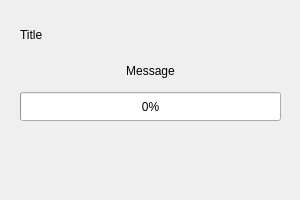
This is res/ui/progressbar_dialog.ui in purejiang/BlankTool as Qt 5 draws it before an edit. The edited form follows.
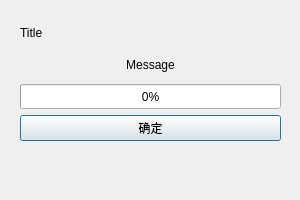
This is the edited form.

The edit to the form file:
```diff
--- a/res/ui/progressbar_dialog.ui
+++ b/res/ui/progressbar_dialog.ui
@@ -22,7 +22,7 @@
      <height>201</height>
     </rect>
    </property>
-   <layout class="QVBoxLayout" name="verticalLayout" stretch="1,1,1,2">
+   <layout class="QVBoxLayout" name="verticalLayout" stretch="1,1,1,1,0">
     <property name="leftMargin">
      <number>20</number>
     </property>
@@ -68,6 +68,19 @@
       </property>
      </widget>
     </item>
+    <item>
+     <widget class="QPushButton" name="progress_confirm_btn">
+      <property name="sizePolicy">
+       <sizepolicy hsizetype="Preferred" vsizetype="Preferred">
+        <horstretch>0</horstretch>
+        <verstretch>0</verstretch>
+       </sizepolicy>
+      </property>
+      <property name="text">
+       <string>确定</string>
+      </property>
+     </widget>
+    </item>
     <item>
      <spacer name="verticalSpacer">
       <property name="orientation">
```
